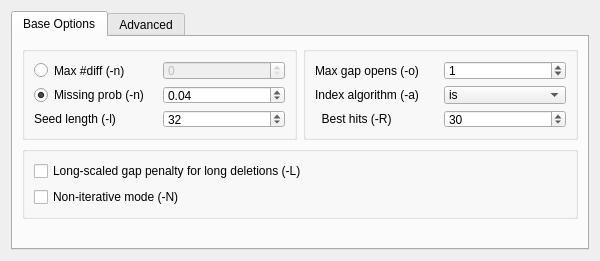
Before: the Qt Designer form src/plugins/external_tool_support/src/ui/BwaSettings.ui in violethaze74/ugene, drawn with Qt 5.
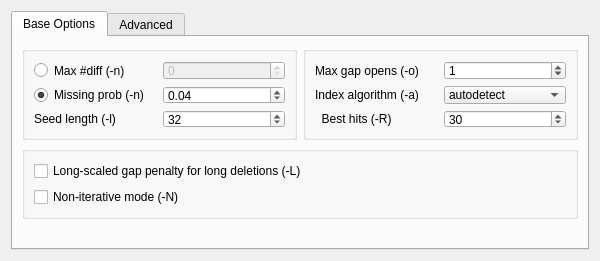
After: the same form once the commit is applied.

```diff
--- a/src/plugins/external_tool_support/src/ui/BwaSettings.ui
+++ b/src/plugins/external_tool_support/src/ui/BwaSettings.ui
@@ -95,8 +95,13 @@
           <item row="1" column="1">
            <widget class="QComboBox" name="indexAlgorithmComboBox">
             <property name="currentIndex">
-             <number>2</number>
+             <number>0</number>
             </property>
+            <item>
+             <property name="text">
+              <string>autodetect</string>
+             </property>
+            </item>
             <item>
              <property name="text">
               <string>bwtsw</string>
```
